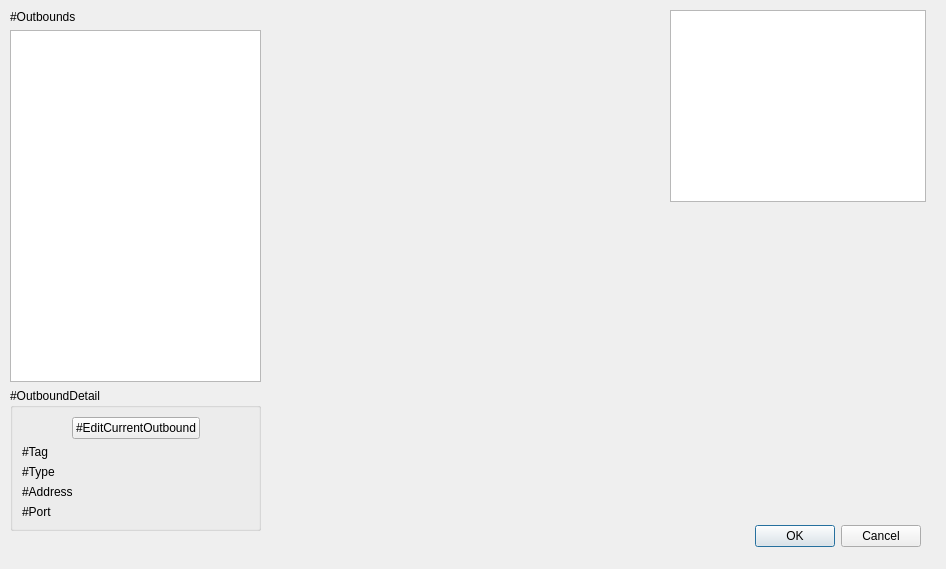
The window that src/w_RouteEditor.ui (darsvador/qvssr) describes before a commit, drawn with Qt 5.
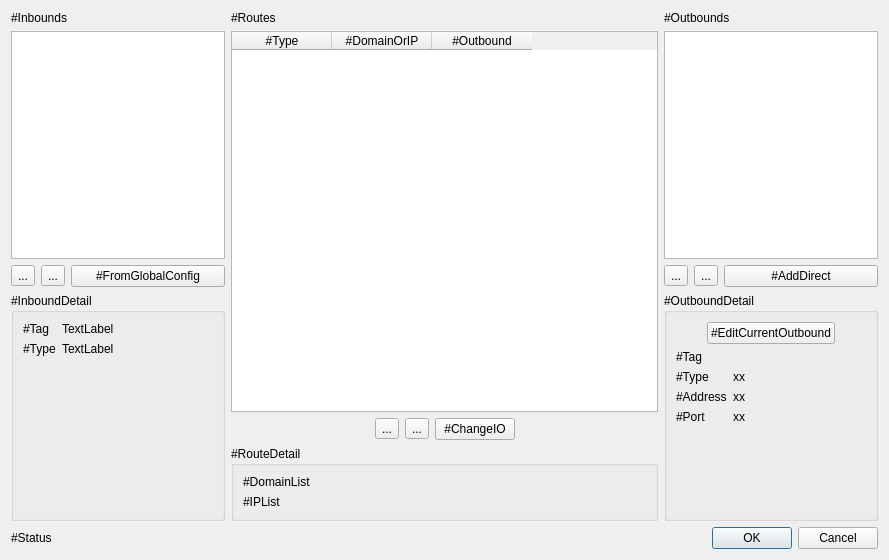
The same window after the commit. Icons and pictures are not drawn.

Commit message: [UI] Added ui for routes management.

What changed in the file:
```diff
--- a/src/w_RouteEditor.ui
+++ b/src/w_RouteEditor.ui
@@ -6,49 +6,216 @@
    <rect>
     <x>0</x>
     <y>0</y>
-    <width>946</width>
-    <height>569</height>
+    <width>889</width>
+    <height>560</height>
    </rect>
   </property>
   <property name="windowTitle">
    <string>Dialog</string>
   </property>
-  <widget class="QDialogButtonBox" name="buttonBox">
-   <property name="geometry">
-    <rect>
-     <x>20</x>
-     <y>520</y>
-     <width>901</width>
-     <height>32</height>
-    </rect>
-   </property>
+  <layout class="QGridLayout" name="gridLayout" columnstretch="1,2,1">
+   <item row="0" column="1">
+    <layout class="QVBoxLayout" name="routesLayout">
+     <item>
+      <widget class="QLabel" name="label_4">
+       <property name="text">
+        <string>#Routes</string>
+       </property>
+      </widget>
+     </item>
+     <item>
+      <widget class="QTableWidget" name="tableWidget">
+       <column>
+        <property name="text">
+         <string>#Type</string>
+        </property>
+       </column>
+       <column>
+        <property name="text">
+         <string>#DomainOrIP</string>
+        </property>
+       </column>
+       <column>
+        <property name="text">
+         <string>#Outbound</string>
+        </property>
+       </column>
+      </widget>
+     </item>
+     <item>
+      <layout class="QHBoxLayout" name="routesControlButtons">
+       <item>
+        <spacer name="horizontalSpacer_4">
    <property name="orientation">
     <enum>Qt::Horizontal</enum>
    </property>
-   <property name="standardButtons">
-    <set>QDialogButtonBox::Cancel|QDialogButtonBox::Ok</set>
-   </property>
-  </widget>
+         <property name="sizeHint" stdset="0">
+          <size>
+           <width>40</width>
+           <height>20</height>
+          </size>
+         </property>
+        </spacer>
+       </item>
+       <item>
+        <widget class="QToolButton" name="toolButton_3">
+         <property name="text">
+          <string>...</string>
+         </property>
+         <property name="icon">
+          <iconset resource="../resources.qrc">
+           <normaloff>:/icons/add_connection_btn.png</normaloff>:/icons/add_connection_btn.png</iconset>
+         </property>
+        </widget>
+       </item>
+       <item>
+        <widget class="QToolButton" name="toolButton_4">
+         <property name="text">
+          <string>...</string>
+         </property>
+         <property name="icon">
+          <iconset resource="../resources.qrc">
+           <normaloff>:/icons/remove_connection_btn.png</normaloff>:/icons/remove_connection_btn.png</iconset>
+         </property>
+        </widget>
+       </item>
+       <item>
+        <widget class="QPushButton" name="pushButton_5">
+         <property name="text">
+          <string>#ChangeIO</string>
+         </property>
+        </widget>
+       </item>
+       <item>
+        <spacer name="horizontalSpacer_3">
+         <property name="orientation">
+          <enum>Qt::Horizontal</enum>
+         </property>
+         <property name="sizeHint" stdset="0">
+          <size>
+           <width>40</width>
+           <height>20</height>
+          </size>
+         </property>
+        </spacer>
+       </item>
+      </layout>
+     </item>
+     <item>
+      <widget class="QGroupBox" name="groupBox">
+       <property name="title">
+        <string>#RouteDetail</string>
+       </property>
+       <layout class="QFormLayout" name="formLayout_3">
+        <item row="0" column="0">
+         <widget class="QLabel" name="label_10">
+          <property name="text">
+           <string>#DomainList</string>
+          </property>
+         </widget>
+        </item>
+        <item row="1" column="0">
+         <widget class="QLabel" name="label_11">
+          <property name="text">
+           <string>#IPList</string>
+          </property>
+         </widget>
+        </item>
+       </layout>
+      </widget>
+     </item>
+    </layout>
+   </item>
+   <item row="0" column="0">
+    <layout class="QVBoxLayout" name="inboundLayout" stretch="0,1,0,1">
+     <item>
+      <widget class="QLabel" name="label_6">
+       <property name="text">
+        <string>#Inbounds</string>
+       </property>
+      </widget>
+     </item>
+     <item>
   <widget class="QListWidget" name="listWidget">
-   <property name="geometry">
-    <rect>
-     <x>670</x>
-     <y>10</y>
-     <width>256</width>
-     <height>192</height>
-    </rect>
-   </property>
-  </widget>
-  <widget class="QWidget" name="verticalLayoutWidget">
-   <property name="geometry">
-    <rect>
-     <x>10</x>
-     <y>10</y>
-     <width>251</width>
-     <height>521</height>
-    </rect>
-   </property>
-   <layout class="QVBoxLayout" name="verticalLayout">
+       <property name="selectionMode">
+        <enum>QAbstractItemView::MultiSelection</enum>
+       </property>
+      </widget>
+     </item>
+     <item>
+      <layout class="QHBoxLayout" name="horizontalLayout_2">
+       <item>
+        <widget class="QToolButton" name="toolButton">
+         <property name="text">
+          <string>...</string>
+         </property>
+         <property name="icon">
+          <iconset resource="../resources.qrc">
+           <normaloff>:/icons/add_connection_btn.png</normaloff>:/icons/add_connection_btn.png</iconset>
+         </property>
+        </widget>
+       </item>
+       <item>
+        <widget class="QToolButton" name="toolButton_2">
+         <property name="text">
+          <string>...</string>
+         </property>
+         <property name="icon">
+          <iconset resource="../resources.qrc">
+           <normaloff>:/icons/remove_connection_btn.png</normaloff>:/icons/remove_connection_btn.png</iconset>
+         </property>
+        </widget>
+       </item>
+       <item>
+        <widget class="QPushButton" name="pushButton_3">
+         <property name="text">
+          <string>#FromGlobalConfig</string>
+         </property>
+        </widget>
+       </item>
+      </layout>
+     </item>
+     <item>
+      <widget class="QGroupBox" name="outboundDetailGroup_2">
+       <property name="title">
+        <string>#InboundDetail</string>
+       </property>
+       <layout class="QFormLayout" name="formLayout_2">
+        <item row="0" column="0">
+         <widget class="QLabel" name="label_8">
+          <property name="text">
+           <string>#Tag</string>
+          </property>
+         </widget>
+        </item>
+        <item row="0" column="1">
+         <widget class="QLabel" name="inboundTagLabel">
+          <property name="text">
+           <string>TextLabel</string>
+          </property>
+         </widget>
+        </item>
+        <item row="1" column="0">
+         <widget class="QLabel" name="label_9">
+          <property name="text">
+           <string>#Type</string>
+          </property>
+         </widget>
+        </item>
+        <item row="1" column="1">
+         <widget class="QLabel" name="inboundTypeLabel">
+          <property name="text">
+           <string>TextLabel</string>
+          </property>
+         </widget>
+        </item>
+       </layout>
+      </widget>
+     </item>
+    </layout>
+   </item>
+   <item row="0" column="2">
+    <layout class="QVBoxLayout" name="outboundLayout" stretch="0,1,0,1">
     <item>
      <widget class="QLabel" name="label_2">
       <property name="text">
@@ -63,6 +230,39 @@
       </property>
      </widget>
     </item>
+     <item>
+      <layout class="QHBoxLayout" name="horizontalLayout_3">
+       <item>
+        <widget class="QToolButton" name="toolButton_5">
+         <property name="text">
+          <string>...</string>
+         </property>
+         <property name="icon">
+          <iconset resource="../resources.qrc">
+           <normaloff>:/icons/add_connection_btn.png</normaloff>:/icons/add_connection_btn.png</iconset>
+         </property>
+        </widget>
+       </item>
+       <item>
+        <widget class="QToolButton" name="toolButton_6">
+         <property name="text">
+          <string>...</string>
+         </property>
+         <property name="icon">
+          <iconset resource="../resources.qrc">
+           <normaloff>:/icons/remove_connection_btn.png</normaloff>:/icons/remove_connection_btn.png</iconset>
+         </property>
+        </widget>
+       </item>
+       <item>
+        <widget class="QPushButton" name="pushButton_4">
+         <property name="text">
+          <string>#AddDirect</string>
+         </property>
+        </widget>
+       </item>
+      </layout>
+     </item>
     <item>
      <widget class="QGroupBox" name="outboundDetailGroup">
       <property name="title">
@@ -83,48 +283,6 @@
          </property>
         </widget>
        </item>
-       <item row="3" column="0">
-        <widget class="QLabel" name="label_7">
-         <property name="text">
-          <string>#Type</string>
-         </property>
-        </widget>
-       </item>
-       <item row="3" column="1">
-        <widget class="QLabel" name="outboundTypeLabel">
-         <property name="text">
-          <string/>
-         </property>
-        </widget>
-       </item>
-       <item row="4" column="0">
-        <widget class="QLabel" name="label_3">
-         <property name="text">
-          <string>#Address</string>
-         </property>
-        </widget>
-       </item>
-       <item row="4" column="1">
-        <widget class="QLabel" name="outboundAddressLabel">
-         <property name="text">
-          <string/>
-         </property>
-        </widget>
-       </item>
-       <item row="5" column="0">
-        <widget class="QLabel" name="label_5">
-         <property name="text">
-          <string>#Port</string>
-         </property>
-        </widget>
-       </item>
-       <item row="5" column="1">
-        <widget class="QLabel" name="outboundPortLabel">
-         <property name="text">
-          <string/>
-         </property>
-        </widget>
-       </item>
        <item row="0" column="0" colspan="2">
         <layout class="QHBoxLayout" name="horizontalLayout">
          <item>
@@ -162,13 +320,75 @@
          </item>
         </layout>
        </item>
+        <item row="2" column="0">
+         <widget class="QLabel" name="label_7">
+          <property name="text">
+           <string>#Type</string>
+          </property>
+         </widget>
+        </item>
+        <item row="3" column="0">
+         <widget class="QLabel" name="label_3">
+          <property name="text">
+           <string>#Address</string>
+          </property>
+         </widget>
+        </item>
+        <item row="4" column="0">
+         <widget class="QLabel" name="label_5">
+          <property name="text">
+           <string>#Port</string>
+          </property>
+         </widget>
+        </item>
+        <item row="2" column="1">
+         <widget class="QLabel" name="outboundTypeLabel">
+          <property name="text">
+           <string>xx</string>
+          </property>
+         </widget>
+        </item>
+        <item row="3" column="1">
+         <widget class="QLabel" name="outboundAddressLabel">
+          <property name="text">
+           <string>xx</string>
+          </property>
+         </widget>
+        </item>
+        <item row="4" column="1">
+         <widget class="QLabel" name="outboundPortLabel">
+          <property name="text">
+           <string>xx</string>
+          </property>
+         </widget>
+        </item>
       </layout>
      </widget>
     </item>
    </layout>
-  </widget>
- </widget>
- <resources/>
+   </item>
+   <item row="2" column="2">
+    <widget class="QDialogButtonBox" name="buttonBox">
+     <property name="orientation">
+      <enum>Qt::Horizontal</enum>
+     </property>
+     <property name="standardButtons">
+      <set>QDialogButtonBox::Cancel|QDialogButtonBox::Ok</set>
+     </property>
+    </widget>
+   </item>
+   <item row="2" column="0" colspan="2">
+    <widget class="QLabel" name="statusLabel">
+     <property name="text">
+      <string>#Status</string>
+     </property>
+    </widget>
+   </item>
+  </layout>
+ </widget>
+ <resources>
+  <include location="../resources.qrc"/>
+ </resources>
  <connections>
   <connection>
    <sender>buttonBox</sender>
```
Lines whose indentation alone changed are shown as unchanged. The commit also changes 4 other files.
